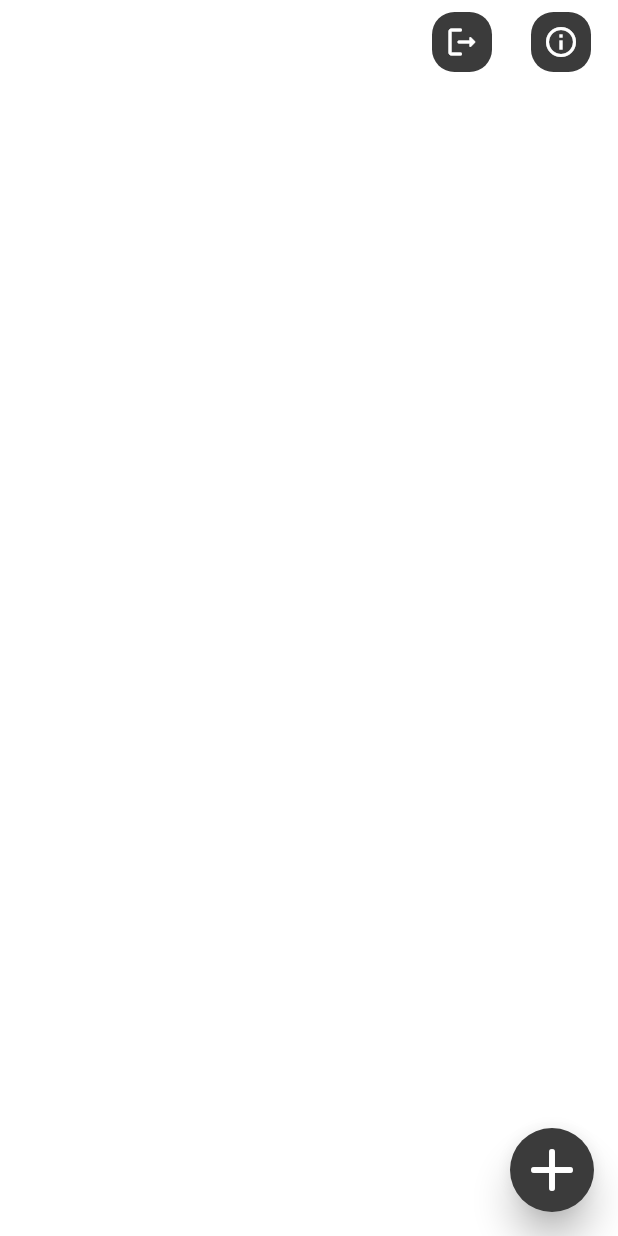
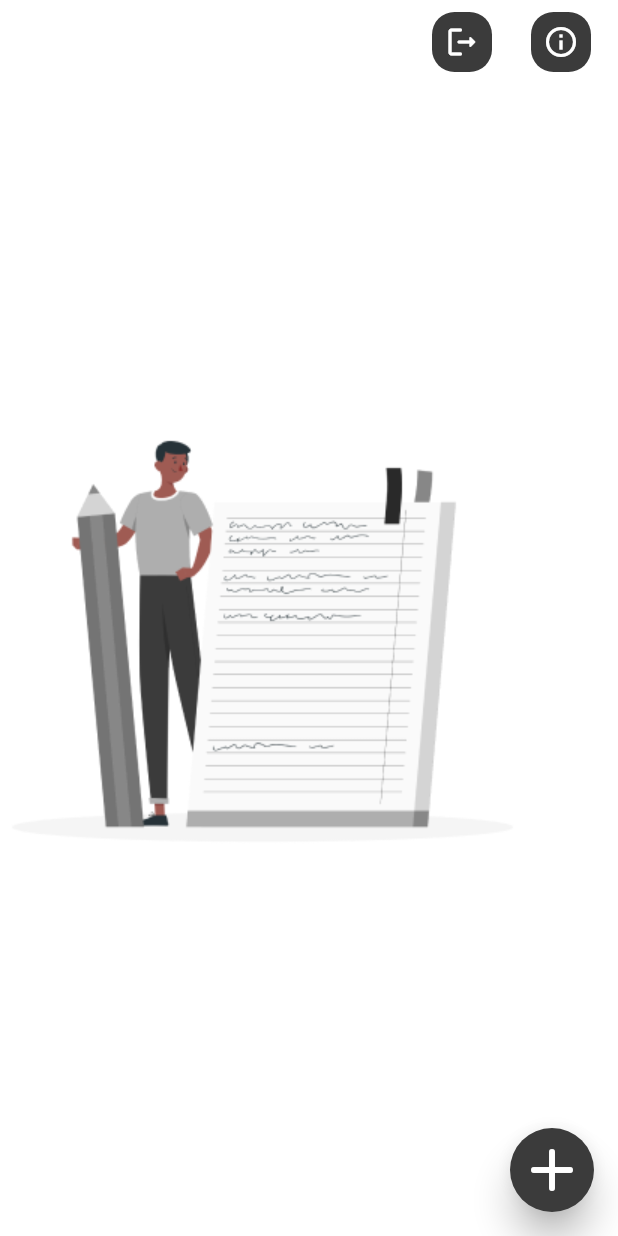
Before and after one commit to Nilav2608/notes_with_firebase, a Flutter app: the HomePage screen opened directly, on a phone screen of 412 x 824 dp. Run offline on Flutter 3.47's test engine with Material 2 defaults, Android fonts, the phone set to English and light mode, and no system bars; our stand-ins replace cloud_firestore, firebase_auth, firebase_core, google_fonts, google_sign_in, shared_preferences; accounts and stored records are empty.

Commit message:
one more to go

```diff
--- a/lib/view/pages/home_page.dart
+++ b/lib/view/pages/home_page.dart
@@ -2,6 +2,7 @@ import 'dart:math';
 import 'package:cloud_firestore/cloud_firestore.dart';
 import 'package:firebase_auth/firebase_auth.dart';
 import 'package:flutter/material.dart';
+import 'package:intl/intl.dart';
 import 'package:notes_with_firebase/controller/auth_service.dart';
 import 'package:notes_with_firebase/models/note_model.dart';
 import 'package:notes_with_firebase/view/pages/add_note_page.dart';
@@ -39,38 +40,41 @@ class _HomePageState extends State<HomePage> {
       .doc(FirebaseAuth.instance.currentUser?.uid)
       .collection("notes");
 
-  @override
-  void initState() {
-    fetchRecords();
-    debugPrint("data fetched");
-    ref.snapshots().listen((records) {
-      mapRecords(records);
+  // @override
+  // void initState() {
+  //   fetchRecords();
+  //   debugPrint("data fetched");
+  //   FirebaseFirestore.instance
+  //       .collection("users")
+  //       .doc(FirebaseAuth.instance.currentUser?.uid)
+  //       .collection("notes")
+  //       .snapshots()
+  //       .listen((records) {
+  //     mapRecords(records);
+  //   });
+  //   super.initState();
+  // }
 
-    });
-    super.initState();
+  // fetchRecords() async {
+  //   var records = await FirebaseFirestore.instance
+  //       .collection("users")
+  //       .doc(FirebaseAuth.instance.currentUser?.uid)
+  //       .collection("notes")
+  //       .get();
+  //   // var records = await ref.get();
+  //   await mapRecords(records);
+  // }
 
-  }
-
-  fetchRecords() async {
-    // var records = await FirebaseFirestore.instance
-    //     .collection("users")
-    //     .doc(FirebaseAuth.instance.currentUser?.uid)
-    //     .collection("notes")
-    var records = await ref.get();
-    await mapRecords(records);
-
-  }
-
-  mapRecords(QuerySnapshot<Map<String, dynamic>> records) {
-    var list = records.docs
-        .map((item) => Notes(
-            title: item["title"], content: item["content"], date: item["date"]))
-        .toList();
-    setState(() {
-      notesList = list;
-    });
-    print("length ${notesList.length}");
-  }
+  // mapRecords(QuerySnapshot<Map<String, dynamic>> records) {
+  //   var list = records.docs
+  //       .map((item) => Notes(
+  //           title: item["title"], content: item["content"], date: item["date"]))
+  //       .toList();
+  //   setState(() {
+  //     notesList = list;
+  //   });
+  //   print("length ${notesList.length}");
+  // }
 
   @override
   Widget build(BuildContext context) {
@@ -132,7 +136,9 @@ class _HomePageState extends State<HomePage> {
                     context,
                     MaterialPageRoute(
                       builder: (context) => const AddNote(),
-                    ));
+                    )).then((value) {
+                  setState(() {});
+                });
               },
               backgroundColor: const Color.fromARGB(255, 59, 59, 59),
               elevation: 10,
@@ -141,13 +147,35 @@ class _HomePageState extends State<HomePage> {
                 size: 48,
               ),
             ),
-            body: ListView.builder(
-              itemCount: notesList.length,
+            body: FutureBuilder(
+              future: ref.get(),
+              builder: (context, snapshot) {
+                if (snapshot.hasData) {
+                  if (snapshot.data!.docs.isEmpty) {
+                    return Column(
+                      mainAxisAlignment: MainAxisAlignment.center,
+                      children: [
+                        Image.asset("assets/body.png"),
+                        const Text(
+                          "Create Your first note !",
+                          style: TextStyle(color: Colors.white,fontSize: 20),
+                        )
+                      ],
+                    );
+                  }
+                }
+                return ListView.builder(
+                  itemCount: snapshot.data!.docs.length,
                   itemBuilder: (context, index) {
                     var random = Random();
                     var bg = tileColors[random.nextInt(6)];
+                    Map data = snapshot.data!.docs[index].data();
+                    // var date = (data["date"] as Timestamp).toDate();
+                    var date = DateTime.parse(data["date"]);
+                    String formattedDate = DateFormat('MMM d').format(date);
                     return TodoTile(
-                  text: notesList[index].title!,
+                      text: data["title"],
+                      formattedTime: formattedDate,
                       colorRandom: bg,
                       onTap: () => Navigator.push(
                           context,
@@ -156,6 +184,8 @@ class _HomePageState extends State<HomePage> {
                           )),
                     );
                   },
+                );
+              },
             )));
   }
 }
--- a/pubspec.yaml
+++ b/pubspec.yaml
@@ -41,6 +41,7 @@ dependencies:
   shared_preferences: ^2.1.2
   firebase_core: ^2.14.0
   google_sign_in: ^6.1.4
+  intl: ^0.18.1
 
 
 dev_dependencies:
```
Also changed, not shown: lib/view/pages/edit_note.dart (+11 -5 lines), lib/view/utils/tile_widget.dart (+35 -9 lines), pubspec.lock. Lines whose indentation alone changed are shown as unchanged.
